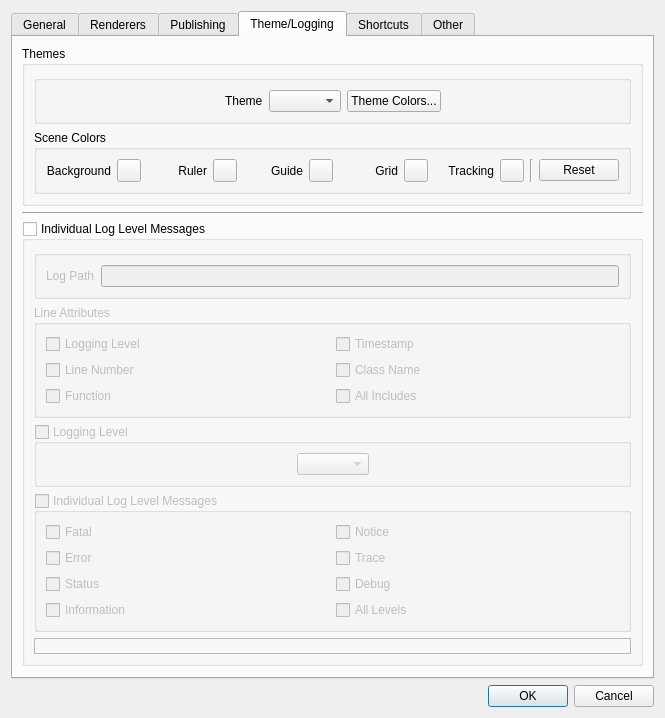
Before: the Qt Designer form mainApp/preferences.ui in trevorsandy/lpub3d-ci, drawn with Qt 5.
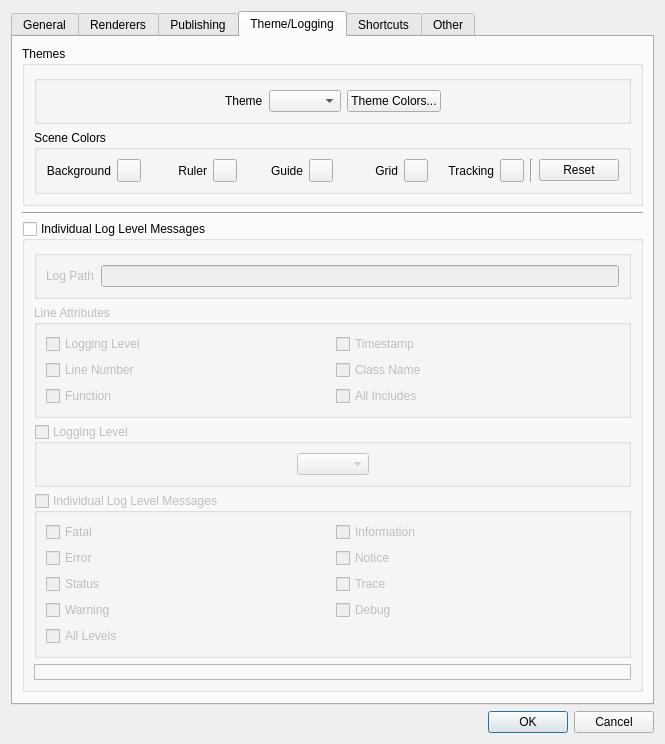
After: the same form once the commit is applied. The open tabs and pages were chosen to show the change.

Commit message: Logging - add LOG_WARNING message type #634

Patch:
```diff
--- a/mainApp/preferences.ui
+++ b/mainApp/preferences.ui
@@ -3076,29 +3076,6 @@
             <layout class="QVBoxLayout" name="verticalLayout_10">
              <item>
               <layout class="QGridLayout" name="gridLayout_4">
-               <item row="0" column="0">
-                <widget class="QCheckBox" name="fatalLevelBox">
-                 <property name="toolTip">
-                  <string>Log Fatal messages</string>
-                 </property>
-                 <property name="text">
-                  <string>Fatal</string>
-                 </property>
-                 <property name="checked">
-                  <bool>false</bool>
-                 </property>
-                </widget>
-               </item>
-               <item row="0" column="1">
-                <widget class="QCheckBox" name="noticeLevelBox">
-                 <property name="toolTip">
-                  <string>Log Notice messages</string>
-                 </property>
-                 <property name="text">
-                  <string>Notice</string>
-                 </property>
-                </widget>
-               </item>
                <item row="1" column="0">
                 <widget class="QCheckBox" name="errorLevelBox">
                  <property name="toolTip">
@@ -3112,13 +3089,16 @@
                  </property>
                 </widget>
                </item>
-               <item row="1" column="1">
-                <widget class="QCheckBox" name="traceLevelBox">
+               <item row="0" column="0">
+                <widget class="QCheckBox" name="fatalLevelBox">
                  <property name="toolTip">
                   <string>Log Trace messages</string>
                  </property>
                  <property name="text">
-                  <string>Trace</string>
+                  <string>Fatal</string>
+                 </property>
+                 <property name="checked">
+                  <bool>false</bool>
                  </property>
                 </widget>
                </item>
@@ -3135,7 +3115,14 @@
                  </property>
                 </widget>
                </item>
-               <item row="2" column="1">
+               <item row="4" column="0">
+                <widget class="QCheckBox" name="allLogLevelsBox">
+                 <property name="text">
+                  <string>All Levels</string>
+                 </property>
+                </widget>
+               </item>
+               <item row="3" column="1">
                 <widget class="QCheckBox" name="debugLevelBox">
                  <property name="toolTip">
                   <string>Log Debug messages</string>
@@ -3145,7 +3132,27 @@
                  </property>
                 </widget>
                </item>
-               <item row="3" column="0">
+               <item row="2" column="1">
+                <widget class="QCheckBox" name="traceLevelBox">
+                 <property name="toolTip">
+                  <string>Log Trace messages</string>
+                 </property>
+                 <property name="text">
+                  <string>Trace</string>
+                 </property>
+                </widget>
+               </item>
+               <item row="1" column="1">
+                <widget class="QCheckBox" name="noticeLevelBox">
+                 <property name="toolTip">
+                  <string>Log Notice messages</string>
+                 </property>
+                 <property name="text">
+                  <string>Notice</string>
+                 </property>
+                </widget>
+               </item>
+               <item row="0" column="1">
                 <widget class="QCheckBox" name="infoLevelBox">
                  <property name="toolTip">
                   <string>Log Information messages</string>
@@ -3155,13 +3162,13 @@
                  </property>
                 </widget>
                </item>
-               <item row="3" column="1">
-                <widget class="QCheckBox" name="allLogLevelsBox">
+               <item row="3" column="0">
+                <widget class="QCheckBox" name="warningLevelBox">
                  <property name="toolTip">
                   <string>Log all messages</string>
                  </property>
                  <property name="text">
-                  <string>All Levels</string>
+                  <string>Warning</string>
                  </property>
                 </widget>
                </item>
```
Left out of the diff: 7 changed lines with no effect on the pictures. The commit also changes 7 other files.
